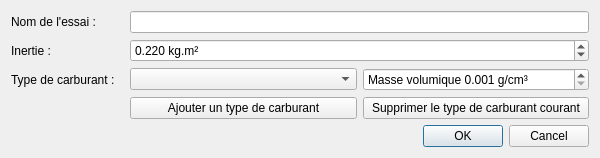
This is Megasquirt/MSDataParameterDialog.ui in xaviermawet/EcoMotion2013BenchTestExperimental as Qt 5 draws it before an edit. The edited form follows.
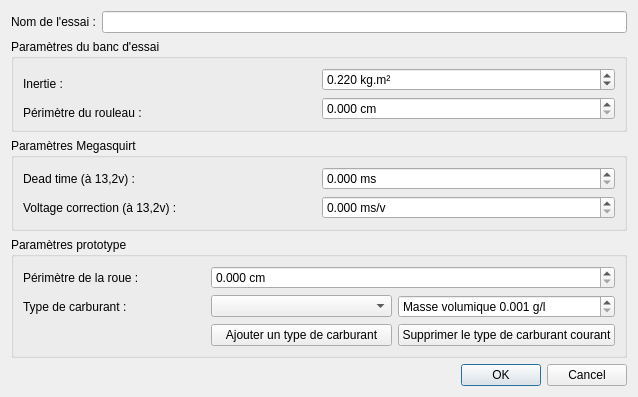
This is the edited form. Icons and pictures are not drawn.

Commit message: Grosses modifications de la fenêtre de paramétrisation de l'importation des données du banc d'essai

```diff
--- a/Megasquirt/MSDataParameterDialog.ui
+++ b/Megasquirt/MSDataParameterDialog.ui
@@ -6,8 +6,8 @@
    <rect>
     <x>0</x>
     <y>0</y>
-    <width>600</width>
-    <height>156</height>
+    <width>638</width>
+    <height>395</height>
    </rect>
   </property>
   <property name="windowTitle">
@@ -23,31 +23,25 @@
        </property>
       </widget>
      </item>
-     <item row="1" column="0">
+     <item row="0" column="1">
+      <widget class="QLineEdit" name="testNameLineEdit"/>
+     </item>
+    </layout>
+   </item>
+   <item>
+    <widget class="QGroupBox" name="benchGroupBox">
+     <property name="title">
+      <string>Paramètres du banc d'essai</string>
+     </property>
+     <layout class="QGridLayout" name="gridLayout_4">
+      <item row="0" column="0" rowspan="2">
       <widget class="QLabel" name="inertieLabel">
        <property name="text">
         <string>Inertie :</string>
        </property>
       </widget>
      </item>
-     <item row="2" column="0">
-      <widget class="QLabel" name="fuelTypeLabelLabel">
-       <property name="text">
-        <string>Type de carburant :</string>
-       </property>
-      </widget>
-     </item>
-     <item row="3" column="1" colspan="2">
-      <widget class="QPushButton" name="addFuelPushButton">
-       <property name="text">
-        <string>Ajouter un type de carburant</string>
-       </property>
-      </widget>
-     </item>
-     <item row="0" column="1" colspan="4">
-      <widget class="QLineEdit" name="testNameLineEdit"/>
-     </item>
-     <item row="1" column="1" colspan="4">
+      <item row="0" column="1">
       <widget class="QDoubleSpinBox" name="inertieDoubleSpinBox">
        <property name="accelerated">
         <bool>true</bool>
@@ -69,17 +63,133 @@
        </property>
       </widget>
      </item>
-     <item row="3" column="3" colspan="2">
-      <widget class="QPushButton" name="deleteFuelPushButton">
+      <item row="1" column="1" rowspan="2">
+       <widget class="QDoubleSpinBox" name="rollerPerimeterDoubleSpinBox">
+        <property name="accelerated">
+         <bool>true</bool>
+        </property>
+        <property name="suffix">
+         <string> cm</string>
+        </property>
+        <property name="decimals">
+         <number>3</number>
+        </property>
+        <property name="maximum">
+         <double>1000.000000000000000</double>
+        </property>
+       </widget>
+      </item>
+      <item row="2" column="0">
+       <widget class="QLabel" name="rollerPerimeterLabel">
        <property name="text">
-        <string>Supprimer le type de carburant courant</string>
+         <string>Périmètre du rouleau :</string>
        </property>
       </widget>
      </item>
-     <item row="2" column="1" colspan="2">
+     </layout>
+    </widget>
+   </item>
+   <item>
+    <widget class="QGroupBox" name="megasquirtGroupBox">
+     <property name="title">
+      <string>Paramètres Megasquirt</string>
+     </property>
+     <layout class="QGridLayout" name="gridLayout_3">
+      <item row="1" column="0">
+       <widget class="QLabel" name="voltageCorrectionLabel">
+        <property name="text">
+         <string>Voltage correction (à 13,2v) :</string>
+        </property>
+       </widget>
+      </item>
+      <item row="0" column="0">
+       <widget class="QLabel" name="deadTimeLabel">
+        <property name="text">
+         <string>Dead time (à 13,2v) :</string>
+        </property>
+       </widget>
+      </item>
+      <item row="1" column="1">
+       <widget class="QDoubleSpinBox" name="voltageCorrectionDoubleSpinBox">
+        <property name="accelerated">
+         <bool>true</bool>
+        </property>
+        <property name="suffix">
+         <string> ms/v</string>
+        </property>
+        <property name="decimals">
+         <number>3</number>
+        </property>
+        <property name="maximum">
+         <double>1000.000000000000000</double>
+        </property>
+        <property name="singleStep">
+         <double>0.010000000000000</double>
+        </property>
+       </widget>
+      </item>
+      <item row="0" column="1">
+       <widget class="QDoubleSpinBox" name="deadTimeDoubleSpinBox">
+        <property name="accelerated">
+         <bool>true</bool>
+        </property>
+        <property name="suffix">
+         <string> ms</string>
+        </property>
+        <property name="decimals">
+         <number>3</number>
+        </property>
+        <property name="maximum">
+         <double>1000.000000000000000</double>
+        </property>
+        <property name="singleStep">
+         <double>0.010000000000000</double>
+        </property>
+       </widget>
+      </item>
+     </layout>
+    </widget>
+   </item>
+   <item>
+    <widget class="QGroupBox" name="prototypeGroupBox">
+     <property name="title">
+      <string>Paramètres prototype</string>
+     </property>
+     <layout class="QGridLayout" name="gridLayout_2">
+      <item row="0" column="0">
+       <widget class="QLabel" name="protoWheelPerimeterLabel">
+        <property name="text">
+         <string>Périmètre de la roue :</string>
+        </property>
+       </widget>
+      </item>
+      <item row="0" column="1" colspan="2">
+       <widget class="QDoubleSpinBox" name="protoWheelPerimeterDoubleSpinBox">
+        <property name="accelerated">
+         <bool>true</bool>
+        </property>
+        <property name="suffix">
+         <string> cm</string>
+        </property>
+        <property name="decimals">
+         <number>3</number>
+        </property>
+        <property name="maximum">
+         <double>1000.000000000000000</double>
+        </property>
+       </widget>
+      </item>
+      <item row="1" column="0">
+       <widget class="QLabel" name="fuelTypeLabelLabel">
+        <property name="text">
+         <string>Type de carburant :</string>
+        </property>
+       </widget>
+      </item>
+      <item row="1" column="1">
       <widget class="QComboBox" name="fuelTypeComboBox"/>
      </item>
-     <item row="2" column="3" colspan="2">
+      <item row="1" column="2">
       <widget class="QDoubleSpinBox" name="fuelDensityDoubleSpinBox">
        <property name="accelerated">
         <bool>true</bool>
@@ -88,7 +198,7 @@
         <string>Masse volumique </string>
        </property>
        <property name="suffix">
-        <string> g/cm³</string>
+         <string> g/l</string>
        </property>
        <property name="decimals">
         <number>3</number>
@@ -107,7 +217,22 @@
        </property>
       </widget>
      </item>
-    </layout>
+      <item row="2" column="1">
+       <widget class="QPushButton" name="addFuelPushButton">
+        <property name="text">
+         <string>Ajouter un type de carburant</string>
+        </property>
+       </widget>
+      </item>
+      <item row="2" column="2">
+       <widget class="QPushButton" name="deleteFuelPushButton">
+        <property name="text">
+         <string>Supprimer le type de carburant courant</string>
+        </property>
+       </widget>
+      </item>
+     </layout>
+    </widget>
    </item>
    <item>
     <widget class="QDialogButtonBox" name="buttonBox">
```
Left out of the diff: 10 changed lines with no effect on the pictures. Lines whose indentation alone changed are shown as unchanged. The commit also changes 2 other files.
